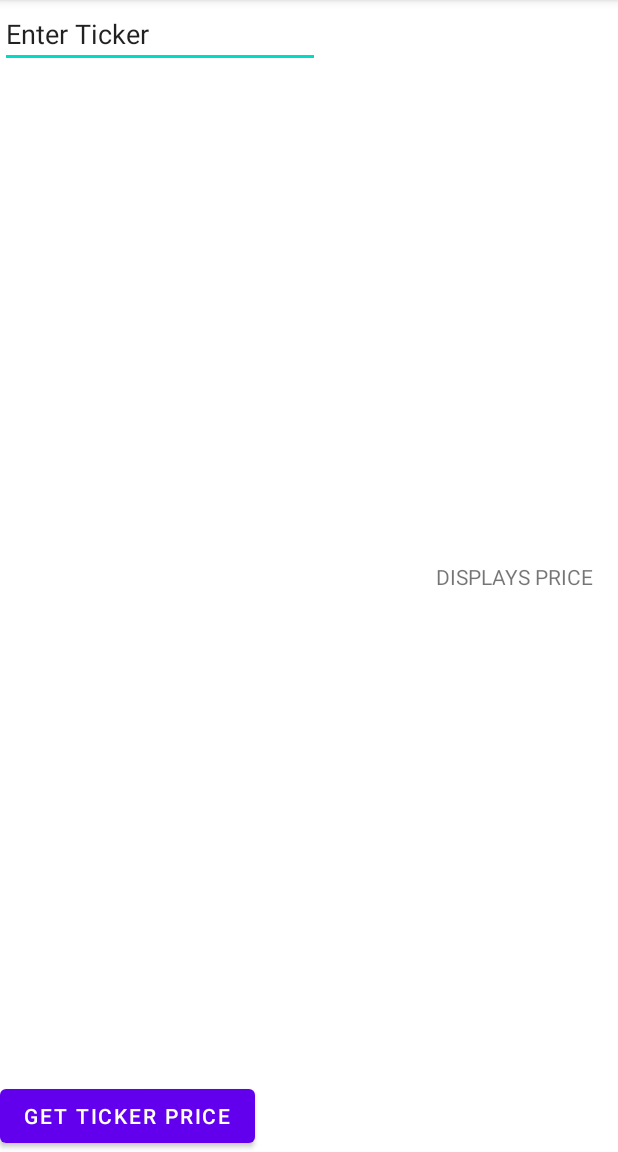
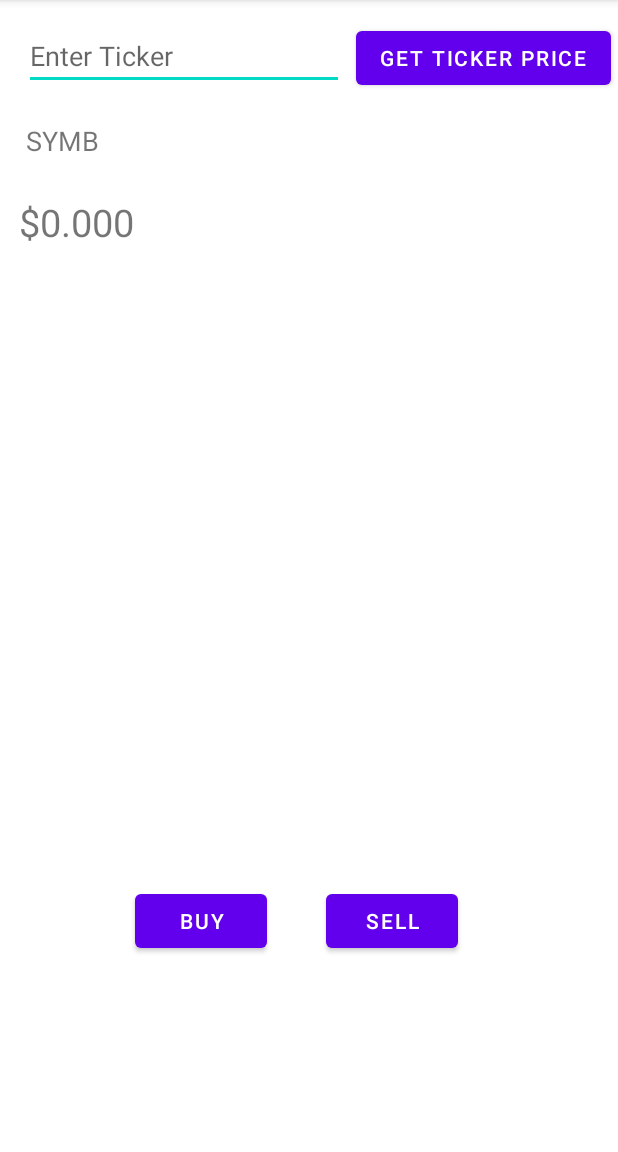
Before and after one commit to RobertScalfani/SmarTrade, an Android app: the MainActivity screen opened directly, with no data from a screen before it, on a phone screen of 412 x 824 dp, the part 84-1236 px from its top. Run offline under Robolectric (Android 15) with nearby library versions, the phone set to English and light mode, and no system bars.

Commit message:
Updated UI and added some small ui features without code

```diff
--- a/app/build.gradle
+++ b/app/build.gradle
@@ -28,6 +28,9 @@ android {
         sourceCompatibility JavaVersion.VERSION_1_8
         targetCompatibility JavaVersion.VERSION_1_8
     }
+    buildFeatures {
+        viewBinding true
+    }
 }
 
 
@@ -44,4 +47,5 @@ dependencies {
     implementation 'androidx.navigation:navigation-fragment:2.3.5'
     implementation 'androidx.navigation:navigation-ui:2.3.5'
     implementation platform('com.google.firebase:firebase-bom:29.0.0')
+    implementation 'com.google.android.material:material:1.5.0-alpha04'
 }
--- a/app/src/main/res/layout/activity_main.xml
+++ b/app/src/main/res/layout/activity_main.xml
@@ -5,32 +5,82 @@
     android:layout_width="match_parent"
     android:layout_height="match_parent"
     tools:context=".MainActivity">
+
     <EditText
         android:id="@+id/enter_ticker"
         android:layout_width="wrap_content"
         android:layout_height="wrap_content"
         android:ems="10"
+        android:hint="@string/enter_ticker"
         android:inputType="textPersonName"
-        android:text="Enter Ticker"
-        tools:layout_editor_absoluteX="38dp"
-        tools:layout_editor_absoluteY="176dp" />
-
-    <TextView
-        android:id="@+id/display_ticker"
-        android:layout_width="wrap_content"
-        android:layout_height="wrap_content"
-        android:layout_marginEnd="16dp"
-        android:text="DISPLAYS PRICE"
         app:layout_constraintBottom_toBottomOf="parent"
         app:layout_constraintEnd_toEndOf="parent"
-        app:layout_constraintTop_toTopOf="parent" />
+        app:layout_constraintHorizontal_bias="0.08"
+        app:layout_constraintStart_toStartOf="parent"
+        app:layout_constraintTop_toTopOf="parent"
+        app:layout_constraintVertical_bias="0.02" />
+
 
     <Button
         android:id="@+id/get_price_btn"
         android:layout_width="wrap_content"
         android:layout_height="wrap_content"
-        android:text="Get ticker price"
+        android:text="@string/get_ticker_price"
         app:layout_constraintBottom_toBottomOf="parent"
-        tools:layout_editor_absoluteX="77dp" />
+        app:layout_constraintEnd_toEndOf="parent"
+        app:layout_constraintHorizontal_bias="0.98"
+        app:layout_constraintStart_toStartOf="parent"
+        app:layout_constraintTop_toTopOf="parent"
+        app:layout_constraintVertical_bias="0.02" />
+
+    <TextView
+        android:id="@+id/display_ticker"
+        android:layout_width="100sp"
+        android:layout_height="wrap_content"
+        android:text="@string/symb"
+        android:textSize="18sp"
+        app:layout_constraintBottom_toBottomOf="parent"
+        app:layout_constraintEnd_toEndOf="parent"
+        app:layout_constraintHorizontal_bias="0.055"
+        app:layout_constraintStart_toStartOf="parent"
+        app:layout_constraintTop_toTopOf="parent"
+        app:layout_constraintVertical_bias="0.109" />
+
+    <TextView
+        android:id="@+id/textView"
+        android:layout_width="150sp"
+        android:layout_height="wrap_content"
+        android:text="$0.000"
+        android:textSize="25sp"
+        app:layout_constraintBottom_toBottomOf="parent"
+        app:layout_constraintEnd_toEndOf="parent"
+        app:layout_constraintHorizontal_bias="0.048"
+        app:layout_constraintStart_toStartOf="parent"
+        app:layout_constraintTop_toTopOf="parent"
+        app:layout_constraintVertical_bias="0.178" />
+
+    <Button
+        android:id="@+id/buyBtn"
+        android:layout_width="wrap_content"
+        android:layout_height="wrap_content"
+        android:text="@string/buy"
+        app:layout_constraintBottom_toBottomOf="parent"
+        app:layout_constraintEnd_toEndOf="parent"
+        app:layout_constraintHorizontal_bias="0.278"
+        app:layout_constraintStart_toStartOf="parent"
+        app:layout_constraintTop_toTopOf="parent"
+        app:layout_constraintVertical_bias="0.819" />
+
+    <Button
+        android:id="@+id/sellBtn"
+        android:layout_width="wrap_content"
+        android:layout_height="wrap_content"
+        android:text="@string/sell"
+        app:layout_constraintBottom_toBottomOf="parent"
+        app:layout_constraintEnd_toEndOf="parent"
+        app:layout_constraintHorizontal_bias="0.671"
+        app:layout_constraintStart_toStartOf="parent"
+        app:layout_constraintTop_toTopOf="parent"
+        app:layout_constraintVertical_bias="0.819" />
 
 </androidx.constraintlayout.widget.ConstraintLayout>
--- /dev/null
+++ b/app/src/main/res/values-land/dimens.xml
@@ -0,0 +1,3 @@
+<resources>
+    <dimen name="fab_margin">48dp</dimen>
+</resources>
--- /dev/null
+++ b/app/src/main/res/values-w1240dp/dimens.xml
@@ -0,0 +1,3 @@
+<resources>
+    <dimen name="fab_margin">200dp</dimen>
+</resources>
--- /dev/null
+++ b/app/src/main/res/values-w600dp/dimens.xml
@@ -0,0 +1,3 @@
+<resources>
+    <dimen name="fab_margin">48dp</dimen>
+</resources>
--- /dev/null
+++ b/app/src/main/res/values/dimens.xml
@@ -0,0 +1,3 @@
+<resources>
+    <dimen name="fab_margin">16dp</dimen>
+</resources>
```
Also changed, not shown: app/src/main/java/com/example/smartrade/FirstFragment.java (added, +47 -0 lines), app/src/main/java/com/example/smartrade/SecondFragment.java (added, +47 -0 lines), app/src/main/res/layout/activity_login.xml (+14 -9 lines), app/src/main/res/layout/fragment_first.xml (added, +28 -0 lines), app/src/main/res/layout/fragment_second.xml (added, +27 -0 lines), app/src/main/res/navigation/nav_graph.xml (added, +28 -0 lines), app/src/main/res/values/strings.xml (+24 -0 lines), app/src/main/res/values/themes.xml (+9 -0 lines).
